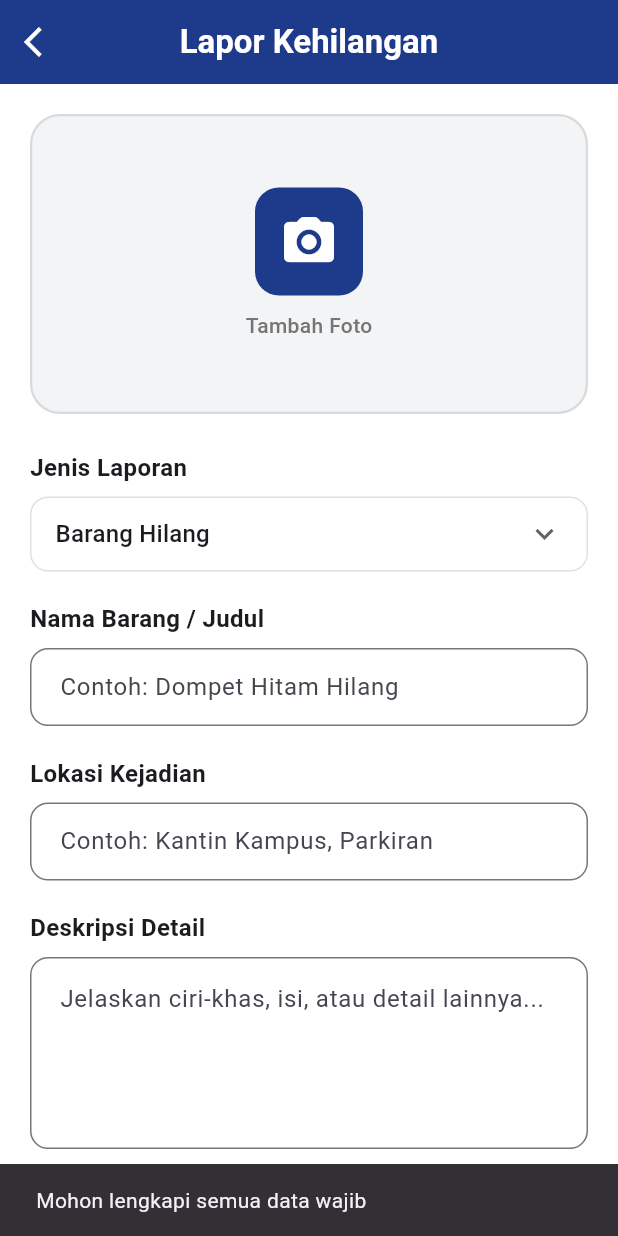
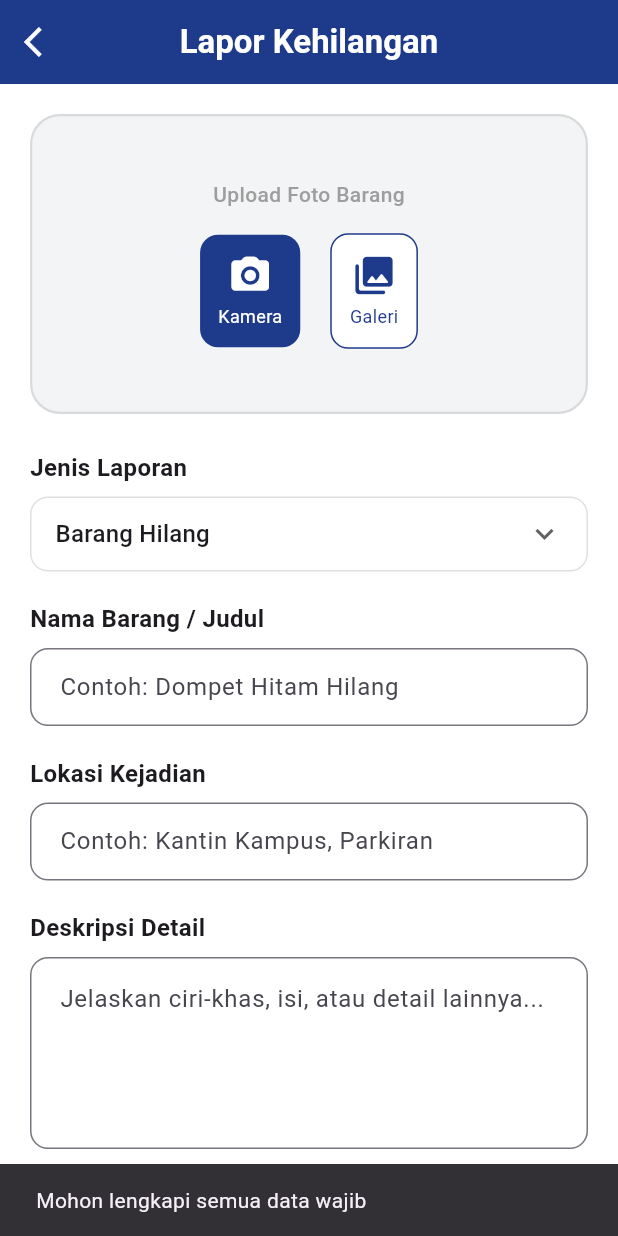
Before and after one commit to AryaPutra-i/lostify, a Flutter app: the LaporanView screen opened directly, after a tap on "Kirim Laporan", on a phone screen of 412 x 824 dp. Run offline on Flutter 3.47's test engine with Material 3 defaults, Android fonts, the phone set to English and light mode, and no system bars; our stand-ins replace image_picker, shared_preferences; accounts and stored records are empty.

```diff
--- a/lib/services/auth_service.dart
+++ b/lib/services/auth_service.dart
@@ -9,7 +9,7 @@ class AuthService {
   // Untuk emulator Android: http://10.0.2.2/lostify/databasephp
   // Untuk device fisik: gunakan IP komputer Anda
   // Menggunakan port 8000 yang baru saja kita jalankan
-  static const String baseUrl = 'http://localhost/lostify/';
+  static const String baseUrl = 'http://10.10.10.107/lostify/';
 
   // Singleton pattern
   static final AuthService _instance = AuthService._internal();
--- a/lib/views/laporan/laporan_view.dart
+++ b/lib/views/laporan/laporan_view.dart
@@ -110,11 +110,11 @@ class _LaporanViewState extends State<LaporanView> {
 
       // Tentukan URL berdasarkan platform
       // Gunakan 127.0.0.1 untuk Web/Desktop Windows karena localhost bisa bermasalah dengan IPv6
-      String baseUrl = 'http://127.0.0.1/lostify/databasephp/create_report.php';
+      String baseUrl = 'http://10.10.10.107/lostify/databasephp/create_report.php';
 
       // Gunakan 10.0.2.2 jika di Android Emulator
       if (!kIsWeb && Platform.isAndroid) {
-        baseUrl = 'http://10.0.2.2/lostify/databasephp/create_report.php';
+        baseUrl = 'http://10.10.10.107/lostify/databasephp/create_report.php';
       }
 
       var uri = Uri.parse(baseUrl);
@@ -217,9 +217,8 @@ class _LaporanViewState extends State<LaporanView> {
           crossAxisAlignment: CrossAxisAlignment.start,
           children: [
             // Area Upload Foto
-            GestureDetector(
-              onTap: _showImagePickerModal,
-              child: Center(
+            // Area Upload Foto
+            Center(
               child: Container(
                 width: double.infinity,
                 height: 200,
@@ -244,29 +243,81 @@ class _LaporanViewState extends State<LaporanView> {
                   ? Column(
                       mainAxisAlignment: MainAxisAlignment.center,
                       children: [
-                          Container(
-                            padding: const EdgeInsets.all(16),
-                            decoration: BoxDecoration(
-                              color: const Color(0xFF1E3A8A),
-                              borderRadius: BorderRadius.circular(16),
-                            ),
-                            child: const Icon(
-                              Icons.camera_alt_rounded,
-                              color: Colors.white,
-                              size: 40,
-                            ),
-                          ),
-                          const SizedBox(height: 10),
-                          Text(
-                            'Tambah Foto',
+                        const Text(
+                          'Upload Foto Barang',
                           style: TextStyle(
-                              color: Colors.grey[600],
+                            color: Colors.grey,
                             fontWeight: FontWeight.w500,
                           ),
                         ),
+                        const SizedBox(height: 16),
+                        Row(
+                          mainAxisAlignment: MainAxisAlignment.center,
+                          children: [
+                            // Tombol Kamera
+                            InkWell(
+                              onTap: () => _pickImage(ImageSource.camera),
+                              child: Container(
+                                padding: const EdgeInsets.all(12),
+                                decoration: BoxDecoration(
+                                  color: const Color(0xFF1E3A8A),
+                                  borderRadius: BorderRadius.circular(12),
+                                ),
+                                child: Column(
+                                  children: const [
+                                    Icon(Icons.camera_alt_rounded, color: Colors.white, size: 30),
+                                    SizedBox(height: 4),
+                                    Text('Kamera', style: TextStyle(color: Colors.white, fontSize: 12)),
+                                  ],
+                                ),
+                              ),
+                            ),
+                            const SizedBox(width: 20),
+                            // Tombol Galeri
+                            InkWell(
+                              onTap: () => _pickImage(ImageSource.gallery),
+                              child: Container(
+                                padding: const EdgeInsets.all(12),
+                                decoration: BoxDecoration(
+                                  color: Colors.white,
+                                  borderRadius: BorderRadius.circular(12),
+                                  border: Border.all(color: const Color(0xFF1E3A8A)),
+                                ),
+                                child: Column(
+                                  children: const [
+                                    Icon(Icons.photo_library_rounded, color: Color(0xFF1E3A8A), size: 30),
+                                    SizedBox(height: 4),
+                                    Text('Galeri', style: TextStyle(color: Color(0xFF1E3A8A), fontSize: 12)),
+                                  ],
+                                ),
+                              ),
+                            ),
+                          ],
+                        ),
                       ],
                     )
-                    : null, // Kosongkan child jika ada image, gunakan DecorationImage
+                  : Stack(
+                      children: [
+                        Positioned(
+                          top: 10,
+                          right: 10,
+                          child: GestureDetector(
+                            onTap: () {
+                              setState(() {
+                                _imageFile = null;
+                              });
+                            },
+                            child: Container(
+                              padding: const EdgeInsets.all(8),
+                              decoration: const BoxDecoration(
+                                color: Colors.red,
+                                shape: BoxShape.circle,
+                              ),
+                              child: const Icon(Icons.close, color: Colors.white, size: 20),
+                            ),
+                          ),
+                        ),
+                      ],
                     ),
               ),
             ),
```
Also changed, not shown: 1 other file. Lines whose indentation alone changed are shown as unchanged.
